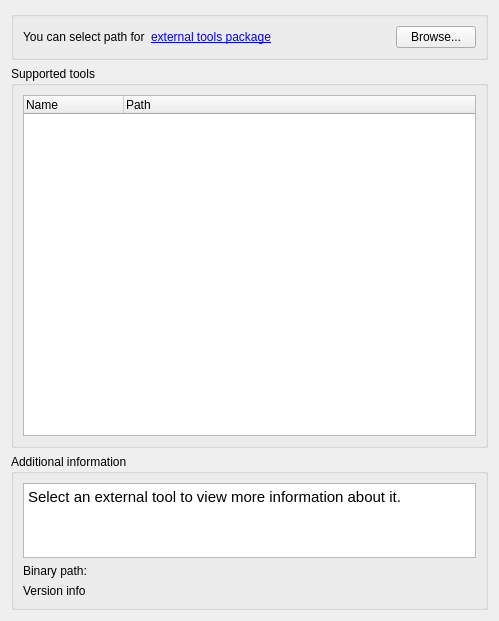
r-barnes/sw_comparison, file implementations/bundled_software/ugene/src/plugins/external_tool_support/src/ETSSettingsWidget.ui: the form before one commit.
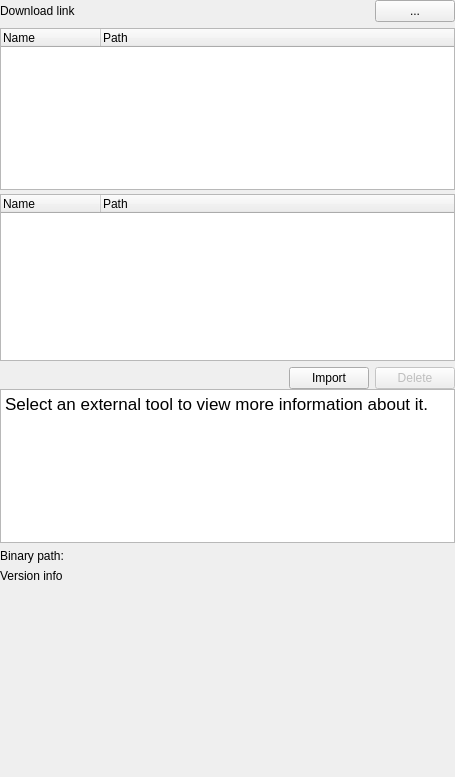
The form after the commit.

Commit message: Updated ugene to bb13330

The edit to the form file:
```diff
--- a/implementations/bundled_software/ugene/src/plugins/external_tool_support/src/ETSSettingsWidget.ui
+++ b/implementations/bundled_software/ugene/src/plugins/external_tool_support/src/ETSSettingsWidget.ui
@@ -6,12 +6,12 @@
    <rect>
     <x>0</x>
     <y>0</y>
-    <width>499</width>
-    <height>621</height>
+    <width>455</width>
+    <height>777</height>
    </rect>
   </property>
   <property name="sizePolicy">
-   <sizepolicy hsizetype="Minimum" vsizetype="Minimum">
+   <sizepolicy hsizetype="Preferred" vsizetype="MinimumExpanding">
     <horstretch>0</horstretch>
     <verstretch>0</verstretch>
    </sizepolicy>
@@ -19,35 +19,96 @@
   <property name="minimumSize">
    <size>
     <width>0</width>
-    <height>0</height>
+    <height>400</height>
    </size>
   </property>
   <property name="windowTitle">
    <string>Resource settings</string>
   </property>
   <layout class="QVBoxLayout" name="verticalLayout">
+   <property name="spacing">
+    <number>0</number>
+   </property>
+   <property name="leftMargin">
+    <number>0</number>
+   </property>
+   <property name="topMargin">
+    <number>0</number>
+   </property>
+   <property name="rightMargin">
+    <number>0</number>
+   </property>
+   <property name="bottomMargin">
+    <number>0</number>
+   </property>
    <item>
-    <layout class="QVBoxLayout" name="verticalLayout_4" stretch="0,3,1">
+    <widget class="QWidget" name="integratedToolsContainerWidget" native="true">
+     <layout class="QVBoxLayout" name="verticalLayout_8">
+      <property name="sizeConstraint">
+       <enum>QLayout::SetMinAndMaxSize</enum>
+      </property>
+      <property name="leftMargin">
+       <number>0</number>
+      </property>
+      <property name="topMargin">
+       <number>0</number>
+      </property>
+      <property name="rightMargin">
+       <number>0</number>
+      </property>
+      <property name="bottomMargin">
+       <number>0</number>
+      </property>
      <item>
-      <widget class="QGroupBox" name="groupBox_2">
-       <property name="title">
-        <string/>
-       </property>
+       <widget class="QWidget" name="integratedToolsInnerWidget" native="true">
+        <property name="minimumSize">
+         <size>
+          <width>0</width>
+          <height>0</height>
+         </size>
+        </property>
+        <layout class="QVBoxLayout" name="verticalLayout_2">
+         <property name="sizeConstraint">
+          <enum>QLayout::SetMinimumSize</enum>
+         </property>
+         <property name="leftMargin">
+          <number>0</number>
+         </property>
+         <property name="topMargin">
+          <number>0</number>
+         </property>
+         <property name="rightMargin">
+          <number>0</number>
+         </property>
+         <property name="bottomMargin">
+          <number>0</number>
+         </property>
+         <item>
+          <widget class="QWidget" name="externalToolPackLabelContainer" native="true">
        <layout class="QHBoxLayout" name="horizontalLayout">
+            <property name="leftMargin">
+             <number>0</number>
+            </property>
+            <property name="topMargin">
+             <number>0</number>
+            </property>
+            <property name="rightMargin">
+             <number>0</number>
+            </property>
+            <property name="bottomMargin">
+             <number>0</number>
+            </property>
         <item>
          <widget class="QLabel" name="selectToolPackLabel">
           <property name="text">
-           <string>You can select path for</string>
+               <string>Download link</string>
           </property>
          </widget>
         </item>
-        <item>
-         <widget class="QLabel" name="linkLabel">
-          <property name="toolTip">
-           <string>Check lastest version of external tools package</string>
-          </property>
+            <item alignment="Qt::AlignLeft">
+             <widget class="QLabel" name="label">
           <property name="text">
-           <string>&lt;a href=&quot;http://ugene.net/external.html&quot;&gt;external tools package&lt;/a&gt;</string>
+               <string/>
           </property>
          </widget>
         </item>
@@ -67,7 +128,7 @@
         <item>
          <widget class="QPushButton" name="selectToolPackButton">
           <property name="text">
-           <string>Browse...</string>
+               <string>...</string>
           </property>
          </widget>
         </item>
@@ -75,28 +136,16 @@
       </widget>
      </item>
      <item>
-      <widget class="QGroupBox" name="groupBox">
-       <property name="minimumSize">
-        <size>
-         <width>0</width>
-         <height>0</height>
-        </size>
-       </property>
-       <property name="title">
-        <string>Supported tools</string>
-       </property>
-       <layout class="QVBoxLayout" name="verticalLayout_2">
-        <property name="sizeConstraint">
-         <enum>QLayout::SetMinimumSize</enum>
-        </property>
-        <item>
-         <widget class="QTreeWidget" name="treeWidget">
+          <widget class="QTreeWidget" name="twIntegratedTools">
           <property name="minimumSize">
            <size>
             <width>200</width>
             <height>0</height>
            </size>
           </property>
+           <property name="sizeAdjustPolicy">
+            <enum>QAbstractScrollArea::AdjustToContents</enum>
+           </property>
           <column>
            <property name="text">
             <string>Name</string>
@@ -109,11 +158,161 @@
           </column>
          </widget>
         </item>
+         <item>
+          <spacer name="integratedToolsVerticalSpacer">
+           <property name="orientation">
+            <enum>Qt::Vertical</enum>
+           </property>
+           <property name="sizeType">
+            <enum>QSizePolicy::Fixed</enum>
+           </property>
+           <property name="sizeHint" stdset="0">
+            <size>
+             <width>0</width>
+             <height>4</height>
+            </size>
+           </property>
+          </spacer>
+         </item>
        </layout>
       </widget>
      </item>
+     </layout>
+    </widget>
+   </item>
      <item>
-      <widget class="QGroupBox" name="infoGroupBox">
+    <widget class="QWidget" name="customToolsContainerWidget" native="true">
+     <layout class="QVBoxLayout" name="verticalLayout_4">
+      <property name="sizeConstraint">
+       <enum>QLayout::SetMinAndMaxSize</enum>
+      </property>
+      <property name="leftMargin">
+       <number>0</number>
+      </property>
+      <property name="topMargin">
+       <number>0</number>
+      </property>
+      <property name="rightMargin">
+       <number>0</number>
+      </property>
+      <property name="bottomMargin">
+       <number>0</number>
+      </property>
+      <item>
+       <widget class="QWidget" name="customToolsInnerWidget" native="true">
+        <layout class="QVBoxLayout" name="verticalLayout_6">
+         <property name="leftMargin">
+          <number>0</number>
+         </property>
+         <property name="topMargin">
+          <number>0</number>
+         </property>
+         <property name="rightMargin">
+          <number>0</number>
+         </property>
+         <property name="bottomMargin">
+          <number>0</number>
+         </property>
+         <item>
+          <widget class="QTreeWidget" name="twCustomTools">
+           <property name="sizeAdjustPolicy">
+            <enum>QAbstractScrollArea::AdjustToContents</enum>
+           </property>
+           <property name="columnCount">
+            <number>2</number>
+           </property>
+           <column>
+            <property name="text">
+             <string>Name</string>
+            </property>
+           </column>
+           <column>
+            <property name="text">
+             <string>Path</string>
+            </property>
+           </column>
+          </widget>
+         </item>
+         <item>
+          <widget class="QWidget" name="buttonsContainer" native="true">
+           <layout class="QHBoxLayout" name="horizontalLayout_2">
+            <property name="leftMargin">
+             <number>0</number>
+            </property>
+            <property name="topMargin">
+             <number>0</number>
+            </property>
+            <property name="rightMargin">
+             <number>0</number>
+            </property>
+            <property name="bottomMargin">
+             <number>0</number>
+            </property>
+            <item>
+             <spacer name="horizontalSpacer_2">
+              <property name="orientation">
+               <enum>Qt::Horizontal</enum>
+              </property>
+              <property name="sizeHint" stdset="0">
+               <size>
+                <width>40</width>
+                <height>20</height>
+               </size>
+              </property>
+             </spacer>
+            </item>
+            <item>
+             <widget class="QPushButton" name="pbImport">
+              <property name="text">
+               <string>Import</string>
+              </property>
+             </widget>
+            </item>
+            <item>
+             <widget class="QPushButton" name="pbDelete">
+              <property name="enabled">
+               <bool>false</bool>
+              </property>
+              <property name="text">
+               <string>Delete</string>
+              </property>
+             </widget>
+            </item>
+           </layout>
+          </widget>
+         </item>
+        </layout>
+       </widget>
+      </item>
+     </layout>
+    </widget>
+   </item>
+   <item>
+    <widget class="QWidget" name="infoContainerWidget" native="true">
+     <property name="sizePolicy">
+      <sizepolicy hsizetype="Preferred" vsizetype="MinimumExpanding">
+       <horstretch>0</horstretch>
+       <verstretch>0</verstretch>
+      </sizepolicy>
+     </property>
+     <layout class="QVBoxLayout" name="verticalLayout_7">
+      <property name="sizeConstraint">
+       <enum>QLayout::SetMinAndMaxSize</enum>
+      </property>
+      <property name="leftMargin">
+       <number>0</number>
+      </property>
+      <property name="topMargin">
+       <number>0</number>
+      </property>
+      <property name="rightMargin">
+       <number>0</number>
+      </property>
+      <property name="bottomMargin">
+       <number>0</number>
+      </property>
+      <item>
+       <widget class="QWidget" name="infoInnerWidget" native="true">
        <property name="sizePolicy">
         <sizepolicy hsizetype="Preferred" vsizetype="Preferred">
          <horstretch>0</horstretch>
@@ -138,13 +337,19 @@
          <height>140</height>
         </size>
        </property>
-       <property name="title">
-        <string>Additional information</string>
-       </property>
-       <property name="alignment">
-        <set>Qt::AlignLeading|Qt::AlignLeft|Qt::AlignTop</set>
-       </property>
        <layout class="QVBoxLayout" name="verticalLayout_3">
+         <property name="leftMargin">
+          <number>0</number>
+         </property>
+         <property name="topMargin">
+          <number>0</number>
+         </property>
+         <property name="rightMargin">
+          <number>0</number>
+         </property>
+         <property name="bottomMargin">
+          <number>0</number>
+         </property>
         <item>
          <layout class="QVBoxLayout" name="verticalLayout_5">
           <property name="sizeConstraint">
@@ -153,7 +358,7 @@
           <item>
            <widget class="QTextBrowser" name="descriptionTextBrowser">
             <property name="sizePolicy">
-             <sizepolicy hsizetype="Expanding" vsizetype="Expanding">
+              <sizepolicy hsizetype="Expanding" vsizetype="MinimumExpanding">
               <horstretch>0</horstretch>
               <verstretch>0</verstretch>
              </sizepolicy>
@@ -164,11 +369,8 @@
               <height>75</height>
              </size>
             </property>
-            <property name="maximumSize">
-             <size>
-              <width>16777215</width>
-              <height>16777215</height>
-             </size>
+             <property name="sizeAdjustPolicy">
+              <enum>QAbstractScrollArea::AdjustToContentsOnFirstShow</enum>
             </property>
             <property name="readOnly">
              <bool>true</bool>
@@ -177,8 +379,8 @@
              <string>&lt;!DOCTYPE HTML PUBLIC &quot;-//W3C//DTD HTML 4.0//EN&quot; &quot;http://www.w3.org/TR/REC-html40/strict.dtd&quot;&gt;
 &lt;html&gt;&lt;head&gt;&lt;meta name=&quot;qrichtext&quot; content=&quot;1&quot; /&gt;&lt;style type=&quot;text/css&quot;&gt;
 p, li { white-space: pre-wrap; }
-&lt;/style&gt;&lt;/head&gt;&lt;body style=&quot; font-family:'Ubuntu'; font-size:11pt; font-weight:400; font-style:normal;&quot;&gt;
-&lt;p style=&quot; margin-top:0px; margin-bottom:0px; margin-left:0px; margin-right:0px; -qt-block-indent:0; text-indent:0px;&quot;&gt;Select an external tool to view more information about it.&lt;/p&gt;&lt;/body&gt;&lt;/html&gt;</string>
+&lt;/style&gt;&lt;/head&gt;&lt;body style=&quot; font-family:'.SF NS Text'; font-size:13pt; font-weight:400; font-style:normal;&quot;&gt;
+&lt;p style=&quot; margin-top:12px; margin-bottom:12px; margin-left:0px; margin-right:0px; -qt-block-indent:0; text-indent:0px;&quot;&gt;Select an external tool to view more information about it.&lt;/p&gt;&lt;/body&gt;&lt;/html&gt;</string>
             </property>
            </widget>
           </item>
@@ -214,6 +416,20 @@
       </widget>
      </item>
     </layout>
+    </widget>
+   </item>
+   <item>
+    <spacer name="verticalSpacer">
+     <property name="orientation">
+      <enum>Qt::Vertical</enum>
+     </property>
+     <property name="sizeHint" stdset="0">
+      <size>
+       <width>20</width>
+       <height>0</height>
+      </size>
+     </property>
+    </spacer>
    </item>
   </layout>
  </widget>
```
Lines whose indentation alone changed are shown as unchanged. The commit also changes 4712 other files.
